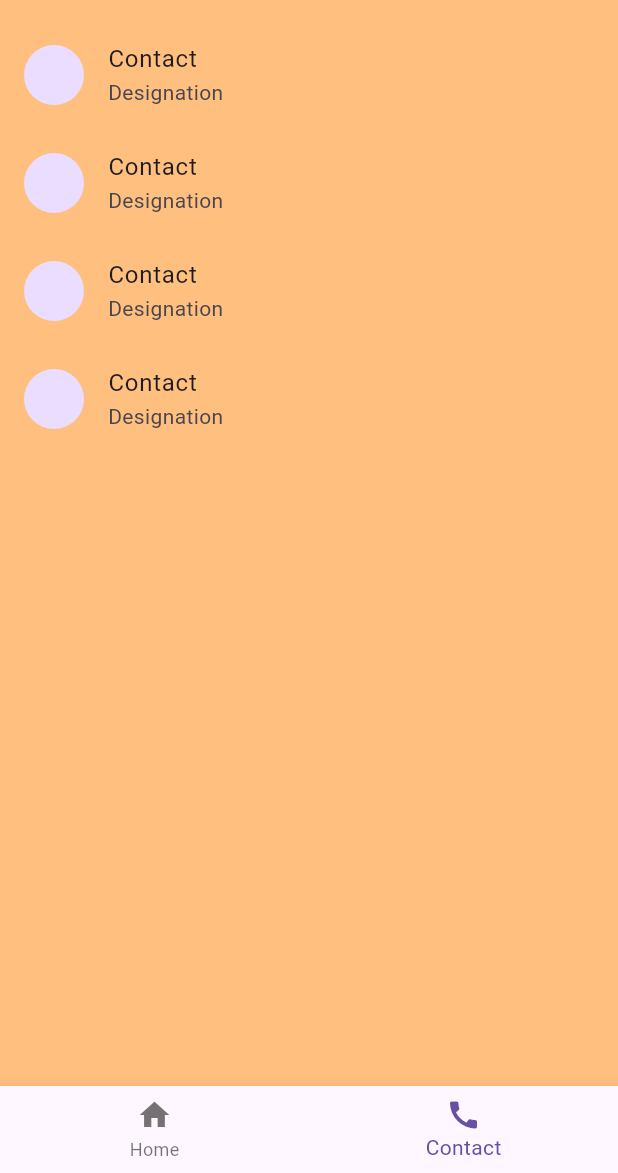
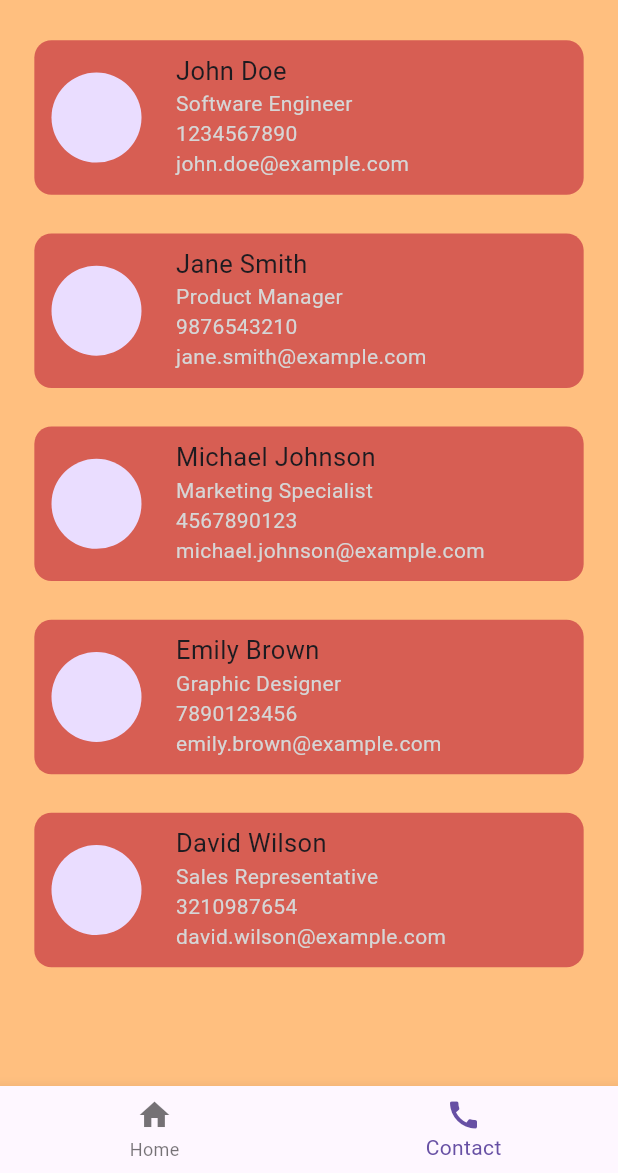
Before and after one commit to bhuvaneshwaranoffl/HR_flutter, a Flutter app: the screen it shows after launch, item 2 of the bottom bar chosen, on a phone screen of 412 x 824 dp, the part 63-1236 px from its top. Run offline on Flutter 3.47's test engine with Material 3 defaults, Android fonts, the phone set to English and light mode, and no system bars; our stand-ins replace flutter_screenutil, go_router; missing offline and left inert: syncfusion_flutter_pdfviewer.

Commit message:
contact page

```diff
--- /dev/null
+++ b/assets/json/contact.json
@@ -0,0 +1,34 @@
+{
+  "people": [
+    {
+      "name": "John Doe",
+      "designation": "Software Engineer",
+      "mobile": "1234567890",
+      "email": "john.doe@example.com"
+    },
+    {
+      "name": "Jane Smith",
+      "designation": "Product Manager",
+      "mobile": "9876543210",
+      "email": "jane.smith@example.com"
+    },
+    {
+      "name": "Michael Johnson",
+      "designation": "Marketing Specialist",
+      "mobile": "4567890123",
+      "email": "michael.johnson@example.com"
+    },
+    {
+      "name": "Emily Brown",
+      "designation": "Graphic Designer",
+      "mobile": "7890123456",
+      "email": "emily.brown@example.com"
+    },
+    {
+      "name": "David Wilson",
+      "designation": "Sales Representative",
+      "mobile": "3210987654",
+      "email": "david.wilson@example.com"
+    }
+  ]
+}
--- a/lib/main.dart
+++ b/lib/main.dart
@@ -1,9 +1,7 @@
 import 'package:assessment/controller/MainBottomBar/home_bottom.dart';
 import 'package:assessment/controller/MainBottomBar/hrpolicies_bottom.dart';
-import 'package:assessment/model/catergoryModel.dart';
+import 'package:assessment/provider/contactJsonProvider.dart';
 import 'package:assessment/provider/jsonProvider.dart';
-import 'package:assessment/screens/DetailedPage/detailed_page.dart';
-import 'package:assessment/screens/DetailedPage/pdf_detailed_page.dart';
 import 'package:assessment/screens/RatesCalculation/ratesCalci.dart';
 import 'package:assessment/screens/companydetails/campanyDetails.dart';
 import 'package:assessment/screens/enquiry%20form/form.dart';
@@ -33,6 +31,7 @@ class MyApp extends StatelessWidget {
         child: MultiProvider(
           providers: [
             ChangeNotifierProvider(create: (_) => CategoryProvider()),
+              ChangeNotifierProvider(create: (_) => ContactProvider()),
           ],
           child: MaterialApp.router(
             debugShowCheckedModeBanner: false,
--- /dev/null
+++ b/lib/model/contactModel.dart
@@ -0,0 +1,21 @@
+
+class Contact {
+  final String name;
+  final String designation;
+  final String mobile;
+  final String email;
+
+ const Contact(
+      {required this.name,
+      required this.designation,
+      required this.mobile,
+      required this.email});
+
+factory Contact.fromJson(Map<String, dynamic> json){
+  return Contact(
+    name:json['name'],
+    designation: json['designation'],
+    mobile: json['mobile'],
+    email: json['email']);
+}
+}
--- /dev/null
+++ b/lib/provider/contactJsonProvider.dart
@@ -0,0 +1,30 @@
+import 'dart:convert';
+import 'package:assessment/model/contactModel.dart';
+import 'package:flutter/material.dart';
+import 'package:flutter/services.dart';
+
+class ContactProvider extends ChangeNotifier {
+  List<Contact> contactList = [];
+
+Future<void> getContact() async {
+    try {
+      // Load JSON file from assets
+      final String response =
+          await rootBundle.loadString('assets/json/contact.json');
+
+      // Parse JSON data
+      final Map<String, dynamic> data = jsonDecode(response);
+
+      // Extract "people" list from data
+      final List<dynamic> peopleData = data['people'];
+
+      // Convert JSON data to List<Contact>
+      contactList = peopleData.map((json) => Contact.fromJson(json)).toList();
+      print(contactList);
+      notifyListeners();
+    } catch (e) {
+      print('Error loading contacts: $e');
+    }
+  }
+
+}
--- a/lib/screens/DetailedPage/detailed_page.dart
+++ b/lib/screens/DetailedPage/detailed_page.dart
@@ -1,12 +1,10 @@
 // ignore_for_file: public_member_api_docs, sort_constructors_first
 import 'package:assessment/model/catergoryModel.dart';
-import 'package:assessment/provider/jsonProvider.dart';
 import 'package:assessment/screens/DetailedPage/pdf_detailed_page.dart';
 import 'package:flutter/material.dart';
 import 'package:flutter_screenutil/flutter_screenutil.dart';
 import 'package:assessment/utils/constant.dart';
 import 'package:assessment/widget/reusabletile.dart';
-import 'package:provider/provider.dart';
 
 class DetailedHrPolicies extends StatefulWidget {
   final int categoryIndex;
--- a/lib/screens/DetailedPage/pdf_detailed_page.dart
+++ b/lib/screens/DetailedPage/pdf_detailed_page.dart
@@ -20,6 +20,5 @@ class _DetailedPdfPageState extends State<DetailedPdfPage> {
           title:  Text("${widget.nestedData.name}"),
         ),
         body: SfPdfViewer.asset("${widget.nestedData.url}"));
-
   }
 }
--- a/lib/screens/HR Policy/hrPolicy.dart
+++ b/lib/screens/HR Policy/hrPolicy.dart
@@ -5,7 +5,6 @@ import 'package:assessment/utils/constant.dart';
 import 'package:assessment/widget/reusabletile.dart';
 import 'package:flutter/material.dart';
 import 'package:flutter_screenutil/flutter_screenutil.dart';
-import 'package:go_router/go_router.dart';
 import 'package:provider/provider.dart';
 
 class HRPolicy extends StatefulWidget {
--- a/lib/screens/contact/contact.dart
+++ b/lib/screens/contact/contact.dart
@@ -1,9 +1,11 @@
+import 'package:assessment/provider/contactJsonProvider.dart';
 import 'package:assessment/utils/constant.dart';
 import 'package:flutter/material.dart';
 import 'package:flutter_screenutil/flutter_screenutil.dart';
+import 'package:provider/provider.dart';
 
 class Contact extends StatefulWidget {
-  const Contact({super.key});
+  const Contact({Key? key}) : super(key: key);
 
   @override
   State<Contact> createState() => _ContactState();
@@ -11,28 +13,92 @@ class Contact extends StatefulWidget {
 
 class _ContactState extends State<Contact> {
   @override
+  void initState() {
+    super.initState();
+    // Fetch contact data when the widget is initialized
+    Provider.of<ContactProvider>(context, listen: false).getContact();
+  }
+
+  @override
   Widget build(BuildContext context) {
-    return  Scaffold(
-       appBar: AppBar(
+    return Scaffold(
+      appBar: AppBar(
         backgroundColor: scaffoldBackground,
         title: Text(
           "HR Policy",
           style: TextStyle(
-            //color: Colors.white,
             fontSize: ScreenUtil().setSp(19),
           ),
         ),
         centerTitle: true,
       ),
-      body: ListView.builder(
-        itemCount: 4,
-        itemBuilder: (context , index){
-        return const ListTile(
-          title: Text("Contact"),
-          leading: CircleAvatar(),
-          subtitle: Text("Designation"),
-        );
-      }),
+      body: Consumer<ContactProvider>(
+        builder: (context, contactProvider, _) {
+          if (contactProvider.contactList.isEmpty) {
+            return const Center(
+              child:
+                  CircularProgressIndicator(), // Show loading indicator while data is being fetched
+            );
+          } else {
+            return ListView.builder(
+              itemCount: contactProvider.contactList.length,
+              itemBuilder: (context, index) {
+                final contact = contactProvider.contactList[index];
+                return Padding(
+                  padding:
+                      EdgeInsets.symmetric(horizontal: 20.w, vertical: 10.h),
+                  child: Container(
+                    height: 80.h,
+                    decoration: BoxDecoration(
+                        color: tilethreeColor,
+                        borderRadius: BorderRadius.circular(10.r)),
+                    child: Padding(
+                      padding: EdgeInsets.symmetric(horizontal: 10.w,vertical: 6.5.h,),
+                      child: Row(
+                        children: [
+                          CircleAvatar(
+                            radius: 30,
+                            foregroundColor: Colors.amber[50],
+                          ),
+                          SizedBox(
+                            width: 20.w,
+                          ),
+                          Column(
+                            crossAxisAlignment: CrossAxisAlignment.start,
+                            children: [
+                              Text(
+                                contact.name,
+                                style: const TextStyle(
+                                  fontSize: 17,
+                                ),
+                              ),
+                              Text(
+                                contact.designation,
+                                style: TextStyle(
+                                    fontSize: 14, color: Colors.grey[350]),
+                              ),
+                              Text(
+                                contact.mobile,
+                                style: TextStyle(
+                                    fontSize: 14, color: Colors.grey[350]),
+                              ),
+                              Text(
+                                contact.email,
+                                style: TextStyle(
+                                    fontSize: 14, color: Colors.grey[350]),
+                              ),
+                            ],
+                          )
+                        ],
+                      ),
+                    ),
+                  ),
+                );
+              },
+            );
+          }
+        },
+      ),
     );
   }
 }
--- a/pubspec.yaml
+++ b/pubspec.yaml
@@ -64,9 +64,8 @@ flutter:
 
   # To add assets to your application, add an assets section, like this:
   assets:
-    - assets/json/data.json
+    - assets/json/
     - assets/images/
-    - assets/pdf/proposal.pdf
     - assets/pdf/
 
   # An image asset can refer to one or more resolution-specific "variants", see
```
